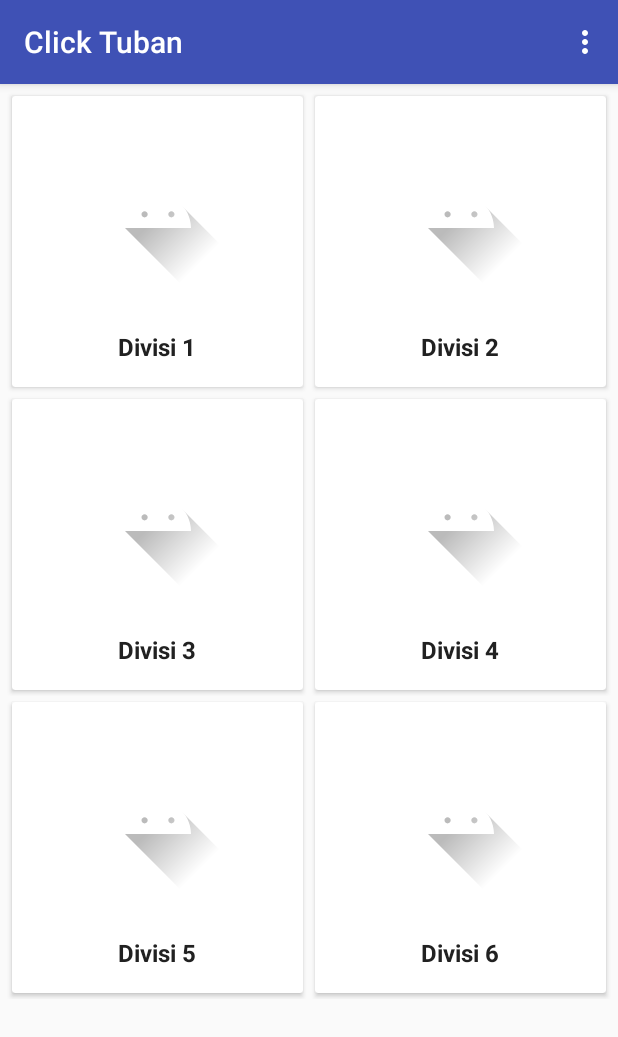
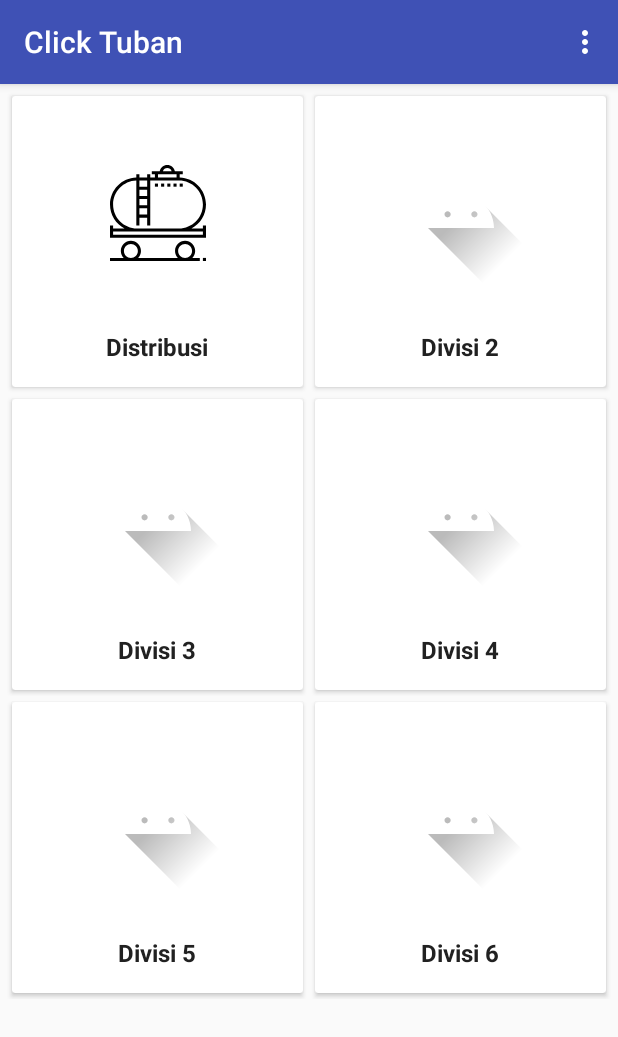
Before and after one commit to udines/prtmnmagang, an Android app: the MenuActivity screen opened directly, with no data from a screen before it, on a phone screen of 412 x 824 dp. Shown: the top 1037 px of the screen. Run offline under Robolectric (Android 15) with nearby library versions, the phone set to English and light mode, and no system bars.

Commit message:
Update Menu Activity
ganti nama menu dan icon

```diff
--- a/app/src/main/java/com/pertamina/pertaminatuban/activities/MenuActivity.java
+++ b/app/src/main/java/com/pertamina/pertaminatuban/activities/MenuActivity.java
@@ -44,7 +44,7 @@ public class MenuActivity extends AppCompatActivity {
         /*menambahkan obyek dari MenuViewModel ke dalam daftar menuList
         * instansiasi memerlukan 2 parameter yaitu String untuk judul menu
         * dan int untuk id gambar menu*/
-        menuList.add(new MenuViewModel("Divisi 1", R.drawable.ic_launcher_foreground));
+        menuList.add(new MenuViewModel("Distribusi", R.drawable.ic_tank));
         menuList.add(new MenuViewModel("Divisi 2", R.drawable.ic_launcher_foreground));
         menuList.add(new MenuViewModel("Divisi 3", R.drawable.ic_launcher_foreground));
         menuList.add(new MenuViewModel("Divisi 4", R.drawable.ic_launcher_foreground));
--- /dev/null
+++ b/app/src/main/res/drawable/ic_tank.xml
@@ -0,0 +1,11 @@
+<vector android:height="64dp" android:viewportHeight="496.0"
+    android:viewportWidth="496.0" android:width="64dp" xmlns:android="http://schemas.android.com/apk/res/android">
+    <path android:fillColor="#FF000000" android:pathData="M480,480h16v16h-16z"/>
+    <path android:fillColor="#FF000000" android:pathData="M440,444c0,-28.7 -23.3,-52 -52,-52s-52,23.3 -52,52c0,14 5.6,26.6 14.6,36H145.4c9,-9.4 14.6,-22 14.6,-36c0,-28.7 -23.3,-52 -52,-52s-52,23.3 -52,52c0,14 5.6,26.6 14.6,36H0v16h464v-16h-38.6C434.4,470.6 440,458 440,444zM108,480c-19.8,0 -36,-16.2 -36,-36c0,-19.8 16.2,-36 36,-36s36,16.2 36,36C144,463.8 127.8,480 108,480zM388,480c-19.8,0 -36,-16.2 -36,-36c0,-19.8 16.2,-36 36,-36c19.8,0 36,16.2 36,36C424,463.8 407.8,480 388,480z"/>
+    <path android:fillColor="#FF000000" android:pathData="M480,328h-59.2C465.4,304.6 496,257.8 496,204c0,-75.8 -60.7,-137.7 -136,-139.8V48h16V32h-16h-24.8C331.5,13.8 315.3,0 296,0s-35.5,13.8 -39.2,32H232h-16v16h16v16h-24V48h-16v16h-40V48h-16v16.2C60.7,66.3 0,128.2 0,204c0,53.8 30.6,100.6 75.2,124H16v-16H0v16v16v32h496v-32v-16v-16h-16V328zM296,16c10.4,0 19.2,6.7 22.5,16H273.5C276.8,22.7 285.6,16 296,16zM248,48h96v16h-96V48zM152,80h40v32h-40V80zM152,128h40v32h-40V128zM152,176h40v32h-40V176zM152,224h40v32h-40V224zM16,204c0,-67 53.5,-121.7 120,-123.8V312h16v-40h40v40h16V80h24h124c68.4,0 124,55.6 124,124s-55.6,124 -124,124H140C71.6,328 16,272.4 16,204zM480,360H16v-16h124h216h124V360z"/>
+    <path android:fillColor="#FF000000" android:pathData="M232,96h16v16h-16z"/>
+    <path android:fillColor="#FF000000" android:pathData="M264,96h16v16h-16z"/>
+    <path android:fillColor="#FF000000" android:pathData="M296,96h16v16h-16z"/>
+    <path android:fillColor="#FF000000" android:pathData="M328,96h16v16h-16z"/>
+    <path android:fillColor="#FF000000" android:pathData="M360,96h16v16h-16z"/>
+</vector>
```
